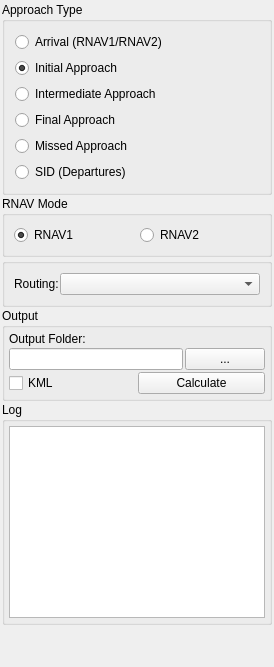
The window that Q_Pansopy/ui/pbn/qpansopy_lnav_dockwidget.ui (FLYGHT7/qpansopy) describes before a commit, drawn with Qt 5.
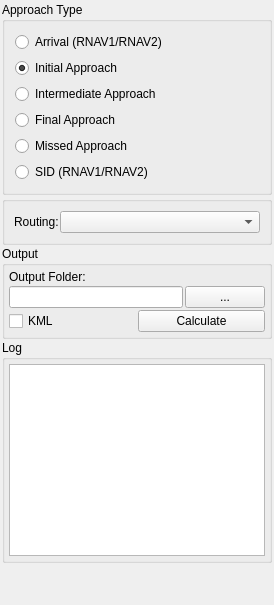
The same window after the commit. Custom widgets are drawn as their Qt base class.

Commit message: Refactor RNAV mode handling in LNAV Dock Widget; remove unnecessary selectors and update UI labels

The edit to the form file:
```diff
--- a/Q_Pansopy/ui/pbn/qpansopy_lnav_dockwidget.ui
+++ b/Q_Pansopy/ui/pbn/qpansopy_lnav_dockwidget.ui
@@ -90,33 +90,13 @@
          <item>
           <widget class="QRadioButton" name="sidRadioButton">
           <property name="text">
-           <string>SID (Departures)</string>
+           <string>SID (RNAV1/RNAV2)</string>
           </property>
           </widget>
          </item>
       </layout>
      </widget>
     </item>
-       <item>
-        <widget class="QGroupBox" name="rnavModeGroup">
-        <property name="title">
-         <string>RNAV Mode</string>
-        </property>
-        <layout class="QHBoxLayout" name="rnavModeLayout">
-         <item>
-          <widget class="QRadioButton" name="rnav1RadioButton">
-          <property name="text"><string>RNAV1</string></property>
-          <property name="checked"><bool>true</bool></property>
-          </widget>
-         </item>
-         <item>
-          <widget class="QRadioButton" name="rnav2RadioButton">
-          <property name="text"><string>RNAV2</string></property>
-          </widget>
-         </item>
-        </layout>
-        </widget>
-       </item>
     <item>
      <widget class="QGroupBox" name="inputGroup">
       <property name="sizePolicy">
```
The commit also changes 3 other files.
